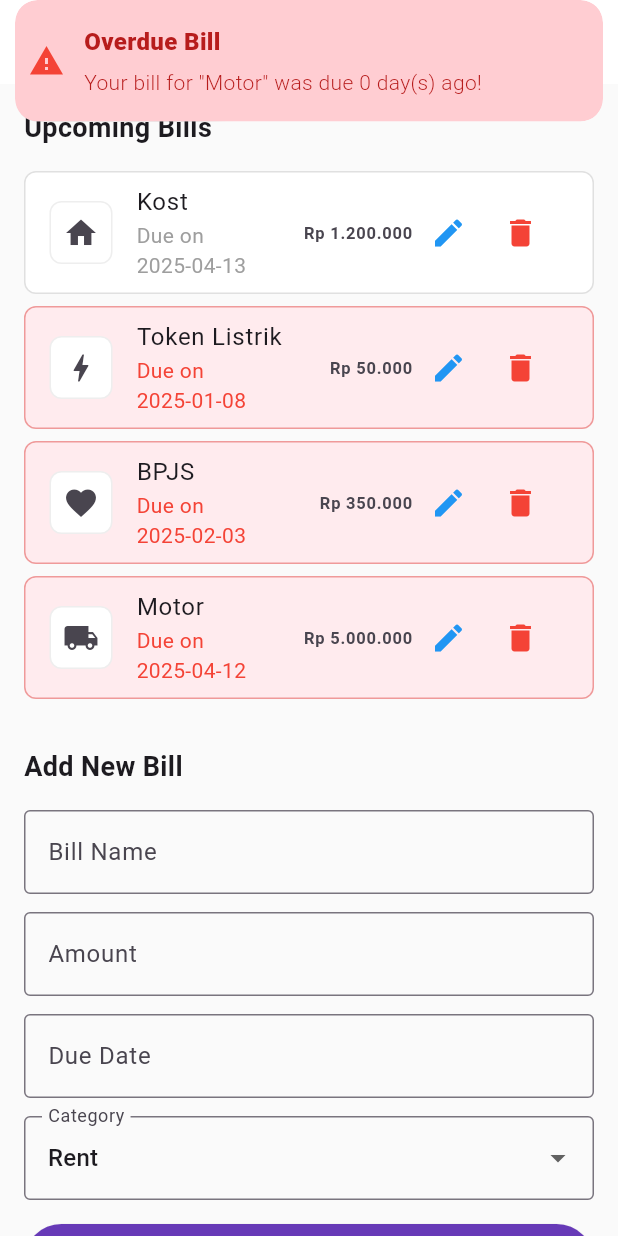
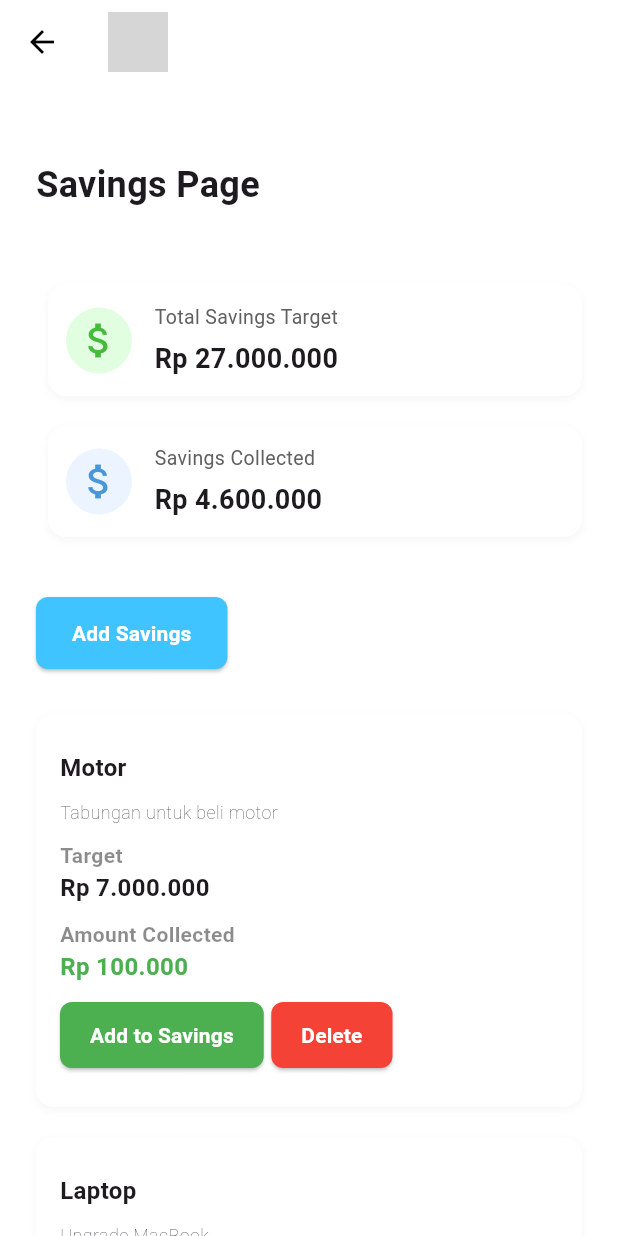
Before and after one commit to ThePayPlus/PayPlus_Mobile, a Flutter app: the HomeView screen opened by its route, item 2 of the bottom bar chosen, on a phone screen of 412 x 824 dp. Run offline on Flutter 3.47's test engine with Material 3 defaults, Android fonts, the phone set to English and light mode, and no system bars; our stand-ins replace fl_chart, get; grey boxes are pictures that could not be loaded.

Commit message:
menambahkan fitur savings

```diff
--- /dev/null
+++ b/lib/app/modules/SavingsPage/bindings/savings_binding.dart
@@ -0,0 +1,11 @@
+import 'package:get/get.dart';
+import 'package:payplus_mobile/app/modules/SavingsPage/controllers/savings_controller.dart';
+
+class SavingsBinding extends Bindings {
+  @override
+  void dependencies() {
+    Get.lazyPut<SavingsController>(
+      () => SavingsController(),
+    );
+  }
+}
--- /dev/null
+++ b/lib/app/modules/SavingsPage/controllers/savings_controller.dart
@@ -0,0 +1,23 @@
+import 'package:get/get.dart';
+
+class SavingsController extends GetxController {
+  //TODO: Implement TesController
+
+  final count = 0.obs;
+  @override
+  void onInit() {
+    super.onInit();
+  }
+
+  @override
+  void onReady() {
+    super.onReady();
+  }
+
+  @override
+  void onClose() {
+    super.onClose();
+  }
+
+  void increment() => count.value++;
+}
--- /dev/null
+++ b/lib/app/modules/SavingsPage/views/savings_page.dart
@@ -0,0 +1,419 @@
+import 'package:flutter/material.dart';
+
+class Saving {
+  final String title;
+  final String description;
+  final int target;
+  final int collected;
+
+  Saving({
+    required this.title,
+    required this.description,
+    required this.target,
+    required this.collected,
+  });
+}
+
+class SavingsPage extends StatefulWidget {
+  const SavingsPage({super.key});
+
+  @override
+  State<SavingsPage> createState() => _SavingsPageState();
+}
+
+class _SavingsPageState extends State<SavingsPage> {
+  List<Saving> savingsList = [
+    Saving(
+      title: "Motor",
+      description: "Tabungan untuk beli motor",
+      target: 7000000,
+      collected: 100000,
+    ),
+    Saving(
+      title: "Laptop",
+      description: "Upgrade MacBook",
+      target: 15000000,
+      collected: 2000000,
+    ),
+    Saving(
+      title: "Liburan",
+      description: "Trip ke Bali",
+      target: 5000000,
+      collected: 2500000,
+    ),
+  ];
+
+  final _titleController = TextEditingController();
+  final _descriptionController = TextEditingController();
+  final _targetController = TextEditingController();
+  final _collectedController = TextEditingController();
+
+  void _addNewSaving() {
+    showDialog(
+      context: context,
+      builder: (context) => AlertDialog(
+        title: const Text("Add New Saving"),
+        content: SingleChildScrollView(
+          child: Column(
+            children: [
+              TextField(
+                controller: _titleController,
+                decoration: const InputDecoration(labelText: "Title"),
+              ),
+              TextField(
+                controller: _descriptionController,
+                decoration: const InputDecoration(labelText: "Description"),
+              ),
+              TextField(
+                controller: _targetController,
+                decoration: const InputDecoration(
+                  labelText: "Target (e.g. 7000000)",
+                ),
+                keyboardType: TextInputType.number,
+              ),
+              TextField(
+                controller: _collectedController,
+                decoration: const InputDecoration(
+                  labelText: "Collected (e.g. 500000)",
+                ),
+                keyboardType: TextInputType.number,
+              ),
+            ],
+          ),
+        ),
+        actions: [
+          TextButton(
+            onPressed: () {
+              Navigator.pop(context);
+              _clearInputFields();
+            },
+            child: const Text("Cancel"),
+          ),
+          ElevatedButton(
+            onPressed: () {
+              final title = _titleController.text;
+              final desc = _descriptionController.text;
+              final target = int.tryParse(_targetController.text) ?? 0;
+              final collected = int.tryParse(_collectedController.text) ?? 0;
+
+              if (title.isNotEmpty && target > 0) {
+                setState(() {
+                  savingsList.add(
+                    Saving(
+                      title: title,
+                      description: desc,
+                      target: target,
+                      collected: collected,
+                    ),
+                  );
+                });
+                Navigator.pop(context);
+                _clearInputFields();
+              }
+            },
+            child: const Text("Add"),
+          ),
+        ],
+      ),
+    );
+  }
+
+  void _clearInputFields() {
+    _titleController.clear();
+    _descriptionController.clear();
+    _targetController.clear();
+    _collectedController.clear();
+  }
+
+  void _deleteSaving(int index) {
+    setState(() {
+      savingsList.removeAt(index);
+    });
+  }
+
+  void showAddToSavingDialog(int index) {
+    final _amountController = TextEditingController();
+
+    showDialog(
+      context: context,
+      builder: (context) => AlertDialog(
+        title: const Text("Add to Savings"),
+        content: TextField(
+          controller: _amountController,
+          decoration: const InputDecoration(labelText: "Amount to add"),
+          keyboardType: TextInputType.number,
+        ),
+        actions: [
+          TextButton(
+            onPressed: () {
+              Navigator.pop(context);
+            },
+            child: const Text("Cancel"),
+          ),
+          ElevatedButton(
+            onPressed: () {
+              final amount = int.tryParse(_amountController.text) ?? 0;
+              if (amount > 0) {
+                setState(() {
+                  savingsList[index] = Saving(
+                    title: savingsList[index].title,
+                    description: savingsList[index].description,
+                    target: savingsList[index].target,
+                    collected: savingsList[index].collected + amount,
+                  );
+                });
+                Navigator.pop(context);
+              }
+            },
+            child: const Text("Add"),
+          ),
+        ],
+      ),
+    );
+  }
+
+  int get totalTarget => savingsList.fold(0, (sum, item) => sum + item.target);
+  int get totalCollected =>
+      savingsList.fold(0, (sum, item) => sum + item.collected);
+
+  String formatCurrency(int number) {
+    return 'Rp ${number.toString().replaceAllMapped(RegExp(r'\B(?=(\d{3})+(?!\d))'), (match) => '.')}';
+  }
+
+  @override
+  Widget build(BuildContext context) {
+    return Scaffold(
+      appBar: AppBar(
+        title: Image.asset('assets/logoPayplus.png', height: 40),
+        backgroundColor: Colors.white,
+      ),
+      backgroundColor: Colors.white,
+      body: SafeArea(
+        child: SingleChildScrollView(
+          child: Padding(
+            padding: const EdgeInsets.symmetric(horizontal: 24),
+            child: Column(
+              crossAxisAlignment: CrossAxisAlignment.start,
+              children: [
+                const SizedBox(height: 50),
+                const Text(
+                  'Savings Page',
+                  style: TextStyle(fontSize: 24, fontWeight: FontWeight.bold),
+                ),
+                const SizedBox(height: 50),
+                buildSummaryCard(
+                  icon: Icons.attach_money,
+                  title: 'Total Savings Target',
+                  amount: totalTarget,
+                  bgColor: const Color.fromARGB(255, 225, 254, 225),
+                  iconColor: const Color.fromARGB(255, 70, 186, 59),
+                ),
+                const SizedBox(height: 20),
+                buildSummaryCard(
+                  icon: Icons.attach_money,
+                  title: 'Savings Collected',
+                  amount: totalCollected,
+                  bgColor: const Color.fromARGB(255, 235, 244, 255),
+                  iconColor: const Color.fromARGB(255, 72, 151, 216),
+                ),
+                const SizedBox(height: 40),
+                ElevatedButton(
+                  onPressed: _addNewSaving,
+                  style: ElevatedButton.styleFrom(
+                    backgroundColor: Colors.lightBlueAccent,
+                    padding: const EdgeInsets.symmetric(
+                      vertical: 14,
+                      horizontal: 24,
+                    ),
+                    shape: RoundedRectangleBorder(
+                      borderRadius: BorderRadius.circular(8),
+                    ),
+                  ),
+                  child: const Text(
+                    'Add Savings',
+                    style: TextStyle(
+                      color: Colors.white,
+                      fontWeight: FontWeight.w600,
+                    ),
+                  ),
+                ),
+                const SizedBox(height: 30),
+                ...savingsList.asMap().entries.map((entry) {
+                  final saving = entry.value;
+                  final index = entry.key;
+                  return Padding(
+                    padding: const EdgeInsets.only(bottom: 20),
+                    child: buildSavingCard(saving, index, () => _deleteSaving(index)),
+                  );
+                }),
+              ],
+            ),
+          ),
+        ),
+      ),
+    );
+  }
+
+  Widget buildSummaryCard({
+    required IconData icon,
+    required String title,
+    required int amount,
+    required Color bgColor,
+    required Color iconColor,
+  }) {
+    return Padding(
+      padding: const EdgeInsets.only(left: 8),
+      child: Container(
+        padding: const EdgeInsets.all(12),
+        decoration: BoxDecoration(
+          color: Colors.white,
+          borderRadius: BorderRadius.circular(12),
+          boxShadow: [
+            BoxShadow(
+              color: Colors.black.withAlpha(10),
+              blurRadius: 4,
+              offset: Offset(0, 2),
+            ),
+          ],
+        ),
+        child: Row(
+          children: [
+            CircleAvatar(
+              radius: 22,
+              backgroundColor: bgColor,
+              child: Icon(icon, color: iconColor, size: 30),
+            ),
+            const SizedBox(width: 15),
+            Column(
+              crossAxisAlignment: CrossAxisAlignment.start,
+              children: [
+                Text(
+                  title,
+                  style: const TextStyle(
+                    fontSize: 13,
+                    color: Color.fromARGB(255, 96, 96, 96),
+                  ),
+                ),
+                const SizedBox(height: 5),
+                Text(
+                  formatCurrency(amount),
+                  style: const TextStyle(
+                    fontSize: 18,
+                    fontWeight: FontWeight.w600,
+                  ),
+                ),
+              ],
+            ),
+          ],
+        ),
+      ),
+    );
+  }
+
+  Widget buildSavingCard(Saving saving, int index, VoidCallback onDelete) {
+    return Container(
+      decoration: BoxDecoration(
+        color: Colors.white,
+        borderRadius: BorderRadius.circular(12),
+        boxShadow: [
+          BoxShadow(
+            color: Colors.black.withAlpha(10),
+            blurRadius: 4,
+            offset: Offset(0, 2),
+          ),
+        ],
+      ),
+      child: Padding(
+        padding: const EdgeInsets.fromLTRB(16, 24, 16, 24),
+        child: Column(
+          crossAxisAlignment: CrossAxisAlignment.start,
+          children: [
+            Text(
+              saving.title,
+              style: const TextStyle(fontSize: 16, fontWeight: FontWeight.bold),
+            ),
+            const SizedBox(height: 10),
+            Text(
+              saving.description,
+              style: const TextStyle(fontSize: 12, fontWeight: FontWeight.w200),
+            ),
+            const SizedBox(height: 10),
+            const Text(
+              'Target',
+              style: TextStyle(
+                color: Colors.black45,
+                fontWeight: FontWeight.w600,
+              ),
+            ),
+            Text(
+              formatCurrency(saving.target),
+              style: const TextStyle(fontSize: 16, fontWeight: FontWeight.bold),
+            ),
+            const SizedBox(height: 10),
+            const Text(
+              'Amount Collected',
+              style: TextStyle(
+                color: Colors.black45,
+                fontWeight: FontWeight.w600,
+              ),
+            ),
+            Text(
+              formatCurrency(saving.collected),
+              style: const TextStyle(
+                fontSize: 16,
+                fontWeight: FontWeight.bold,
+                color: Colors.green,
+              ),
+            ),
+            const SizedBox(height: 10),
+            Row(
+              children: [
+                ElevatedButton(
+                  onPressed: () => showAddToSavingDialog(index),
+                  style: ElevatedButton.styleFrom(
+                    backgroundColor: Colors.green,
+                    padding: const EdgeInsets.symmetric(
+                      vertical: 12,
+                      horizontal: 20,
+                    ),
+                    shape: RoundedRectangleBorder(
+                      borderRadius: BorderRadius.circular(8),
+                    ),
+                  ),
+                  child: const Text(
+                    'Add to Savings',
+                    style: TextStyle(
+                      color: Colors.white,
+                      fontWeight: FontWeight.w600,
+                    ),
+                  ),
+                ),
+                const SizedBox(width: 5),
+                ElevatedButton(
+                  onPressed: onDelete,
+                  style: ElevatedButton.styleFrom(
+                    backgroundColor: Colors.red,
+                    padding: const EdgeInsets.symmetric(
+                      vertical: 12,
+                      horizontal: 20,
+                    ),
+                    shape: RoundedRectangleBorder(
+                      borderRadius: BorderRadius.circular(8),
+                    ),
+                  ),
+                  child: const Text(
+                    'Delete',
+                    style: TextStyle(
+                      color: Colors.white,
+                      fontWeight: FontWeight.w600,
+                    ),
+                  ),
+                ),
+              ],
+            ),
+          ],
+        ),
+      ),
+    );
+  }
+}
--- a/lib/app/modules/home/controllers/home_controller.dart
+++ b/lib/app/modules/home/controllers/home_controller.dart
@@ -17,7 +17,7 @@ class HomeController extends GetxController {
     } else if (index == 1) {
       // Navigate to chatbot
       // Get.toNamed(Routes.CHATBOT);
-      Get.toNamed(Routes.BILLS);
+      Get.toNamed(Routes.SAVINGS);
     }
   }
 
--- a/lib/app/routes/app_pages.dart
+++ b/lib/app/routes/app_pages.dart
@@ -1,4 +1,6 @@
 import 'package:get/get.dart';
+import 'package:payplus_mobile/app/modules/SavingsPage/bindings/savings_binding.dart';
+import 'package:payplus_mobile/app/modules/SavingsPage/views/savings_page.dart';
 import '../modules/bills/bindings/bill_binding.dart';
 import '../modules/bills/views/bill_view.dart';
 import '../modules/bills/views/edit_bill_view.dart'; // Add this import
@@ -63,5 +65,10 @@ class AppPages {
       page: () => const TransferView(),
       binding: TransferBinding(),
     ),
+    GetPage(
+      name: _Paths.SAVINGS,
+      page: () => const SavingsPage(),
+      binding: SavingsBinding(),
+    ),
   ];
 }
--- a/lib/app/routes/app_routes.dart
+++ b/lib/app/routes/app_routes.dart
@@ -10,6 +10,7 @@ abstract class Routes {
   static const LOGIN = _Paths.LOGIN;
   static const SIGNUP = _Paths.SIGNUP;
   static const TRANSFER = _Paths.TRANSFER;
+  static const SAVINGS = _Paths.SAVINGS;
 }
 
 abstract class _Paths {
@@ -22,4 +23,5 @@ abstract class _Paths {
   static const LOGIN = '/login';
   static const SIGNUP = '/signup';
   static const TRANSFER = '/transfer';
+  static const SAVINGS = '/savings';
 }
```
Also changed, not shown: pubspec.lock, 125 other files.
